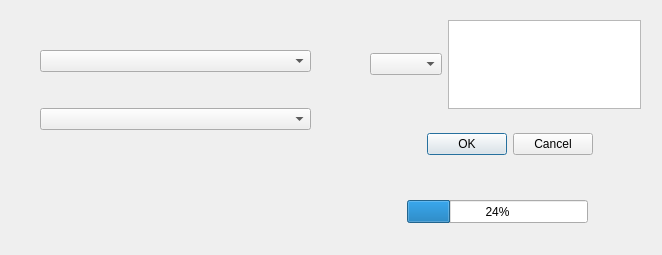
Above: widget/GUI.ui from HiteSit/PyMol_Fitter before the change. Below: the same form after it.
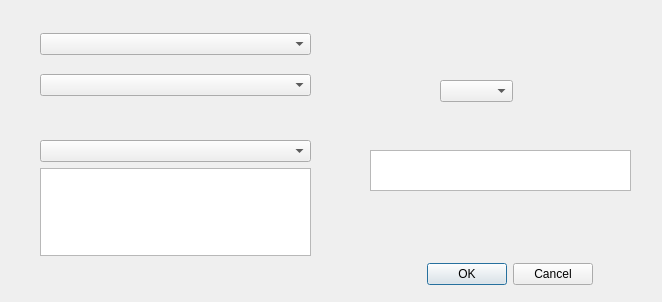
That is the form after the change.

Commit message: Added CLI from SMILES

Patch:
```diff
--- a/widget/GUI.ui
+++ b/widget/GUI.ui
@@ -7,7 +7,7 @@
     <x>0</x>
     <y>0</y>
     <width>662</width>
-    <height>255</height>
+    <height>302</height>
    </rect>
   </property>
   <property name="windowTitle">
@@ -17,7 +17,7 @@
    <property name="geometry">
     <rect>
      <x>400</x>
-     <y>130</y>
+     <y>260</y>
      <width>193</width>
      <height>28</height>
     </rect>
@@ -32,7 +32,7 @@
      <x>40</x>
      <y>20</y>
      <width>271</width>
-     <height>141</height>
+     <height>91</height>
     </rect>
    </property>
    <layout class="QVBoxLayout" name="verticalLayout">
@@ -44,35 +44,42 @@
     </item>
    </layout>
   </widget>
-  <widget class="QWidget" name="horizontalLayoutWidget">
+  <widget class="QWidget" name="verticalLayoutWidget_2">
+   <property name="geometry">
+    <rect>
+     <x>40</x>
+     <y>140</y>
+     <width>271</width>
+     <height>116</height>
+    </rect>
+   </property>
+   <layout class="QVBoxLayout" name="verticalLayout_2">
+    <item>
+     <widget class="QComboBox" name="protein_chooser_2"/>
+    </item>
+    <item>
+     <widget class="QPlainTextEdit" name="smile_chooser_2"/>
+    </item>
+   </layout>
+  </widget>
+  <widget class="QComboBox" name="mode_chooser">
+   <property name="geometry">
+    <rect>
+     <x>440</x>
+     <y>80</y>
+     <width>73</width>
+     <height>22</height>
+    </rect>
+   </property>
+  </widget>
+  <widget class="QTextEdit" name="output_chooser">
    <property name="geometry">
     <rect>
      <x>370</x>
-     <y>20</y>
-     <width>271</width>
-     <height>89</height>
+     <y>150</y>
+     <width>261</width>
+     <height>41</height>
     </rect>
-   </property>
-   <layout class="QHBoxLayout" name="horizontalLayout">
-    <item>
-     <widget class="QComboBox" name="mode_chooser"/>
-    </item>
-    <item>
-     <widget class="QPlainTextEdit" name="output_chooser"/>
-    </item>
-   </layout>
-  </widget>
-  <widget class="QProgressBar" name="progressBar">
-   <property name="geometry">
-    <rect>
-     <x>407</x>
-     <y>200</y>
-     <width>181</width>
-     <height>23</height>
-    </rect>
-   </property>
-   <property name="value">
-    <number>24</number>
    </property>
   </widget>
  </widget>
```
Left out of the diff: 4 changed lines with no effect on the pictures. The commit also changes 3 other files.
